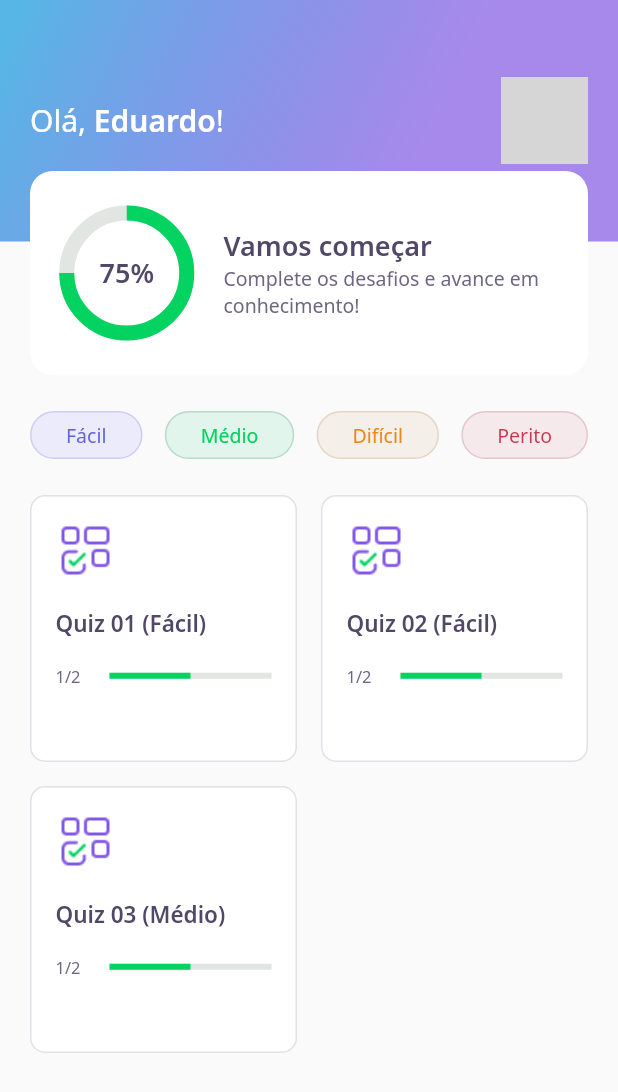
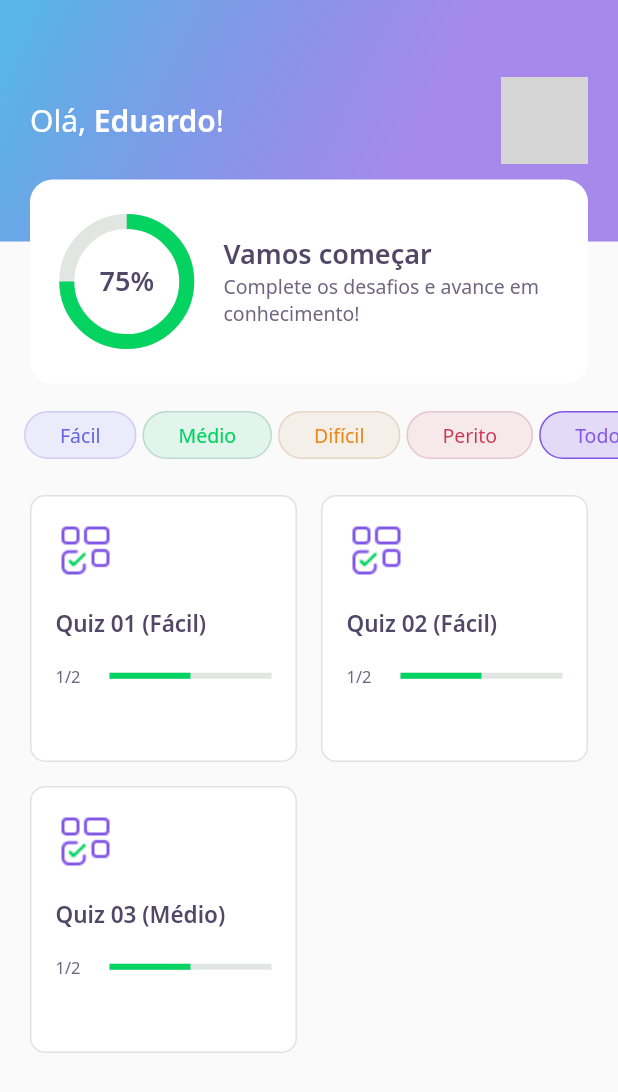
Before and after one commit to duduCMT/NLW05-Flutter-DevQuiz, a Flutter app: the screen it shows after launch, on a phone screen of 412 x 824 dp. Shown: the top 1092 px of the screen. Run offline on Flutter 3.47's test engine with Material 2 defaults, Android fonts, the phone set to English and light mode, and no system bars; our stand-ins replace google_fonts, share_plus; accounts and stored records are empty; network calls fail; grey boxes are pictures that could not be loaded.

Commit message:
Botão "Todos" adicionado para exibir todos os quizzes

```diff
--- a/lib/core/app_colors.dart
+++ b/lib/core/app_colors.dart
@@ -22,16 +22,19 @@ class AppColors {
   static final Color darkRed = Color(0xFFCC3750);
 
   //LevelButton
+  static final Color levelButtonTodos = Color.fromARGB(50, 130, 87, 229);
   static final Color levelButtonFacil = Color(0xFFEBEBFC);
   static final Color levelButtonMedio = lightGreen;
   static final Color levelButtonDificil = Color(0xFFF5EFE9);
   static final Color levelButtonPerito = lightRed;
 
+  static final Color levelButtonBorderTodos = purple;
   static final Color levelButtonBorderFacil = Color(0xFFCECEF5);
   static final Color levelButtonBorderMedio = green;
   static final Color levelButtonBorderDificil = Color(0xFFE5D5C5);
   static final Color levelButtonBorderPerito = red;
 
+  static final Color levelButtonTextTodos = purple;
   static final Color levelButtonTextFacil = Color(0xFF6363DB);
   static final Color levelButtonTextMedio = darkGreen;
   static final Color levelButtonTextDificil = Color(0xFFE8891C);
--- a/lib/home/home_page.dart
+++ b/lib/home/home_page.dart
@@ -37,10 +37,11 @@ class _HomePageState extends State<HomePage> {
         body: Column(
           children: [
             SizedBox(height: 24,),
-            Padding(
-              padding: const EdgeInsets.symmetric(horizontal: 20),
-              child: Row(
-                mainAxisAlignment: MainAxisAlignment.spaceBetween,
+            Container(
+              height: 32,
+              child: ListView(
+                scrollDirection: Axis.horizontal,
+                padding: EdgeInsets.symmetric(horizontal: 14),
                 children: [
                   LevelButtonWidget(
                     label: 'Fácil',
@@ -57,6 +58,10 @@ class _HomePageState extends State<HomePage> {
                   LevelButtonWidget(
                     label: 'Perito',
                     onTap: () => controller.getQuizzesByLvl(Level.perito),
+                  ),
+                  LevelButtonWidget(
+                    label: 'Todos',
+                    onTap: () => controller.getQuizzes(),
                   ),
                 ],
               ),
--- a/lib/home/widgets/app_bar/app_bar_widget.dart
+++ b/lib/home/widgets/app_bar/app_bar_widget.dart
@@ -42,7 +42,7 @@ class AppBarWidget extends PreferredSize {
             ),
           ),
           Align(
-            alignment: Alignment(0.0, 1.0),
+            alignment: Alignment(0.0, 1.1),
             child: ScoreCardWidget(
               percent: user.score / 100,
             )
--- a/lib/home/widgets/level_button/level_button_widget.dart
+++ b/lib/home/widgets/level_button/level_button_widget.dart
@@ -8,9 +8,14 @@ class LevelButtonWidget extends StatelessWidget {
 
   LevelButtonWidget({
     Key? key, required this.label, required this.onTap
-  }) : assert(["Fácil", "Médio", "Difícil", "Perito"].contains(label)), super(key: key);
+  }) : assert(["Todos", "Fácil", "Médio", "Difícil", "Perito"].contains(label)), super(key: key);
 
   final config = {
+    "Todos": {
+      "color": AppColors.levelButtonTodos,
+      "borderColor": AppColors.levelButtonBorderTodos,
+      "fontColor": AppColors.levelButtonTextTodos
+    },
     "Fácil": {
       "color": AppColors.levelButtonFacil,
       "borderColor": AppColors.levelButtonBorderFacil,
@@ -42,6 +47,7 @@ class LevelButtonWidget extends StatelessWidget {
     return GestureDetector(
       onTap: onTap,
       child: Container(
+        margin: EdgeInsets.symmetric(horizontal: 2),
         decoration: BoxDecoration(
           borderRadius: BorderRadius.circular(28),
           color: color,
@@ -49,11 +55,13 @@ class LevelButtonWidget extends StatelessWidget {
         ),
         child: Padding(
           padding: const EdgeInsets.symmetric(horizontal: 23, vertical: 6),
-          child: Text(
-            label,
-            style: GoogleFonts.notoSans(
-              color: fontColor,
-              fontSize: 13
+          child: Center(
+            child: Text(
+              label,
+              style: GoogleFonts.notoSans(
+                color: fontColor,
+                fontSize: 13,
+              ),
             ),
           ),
         ),
```
